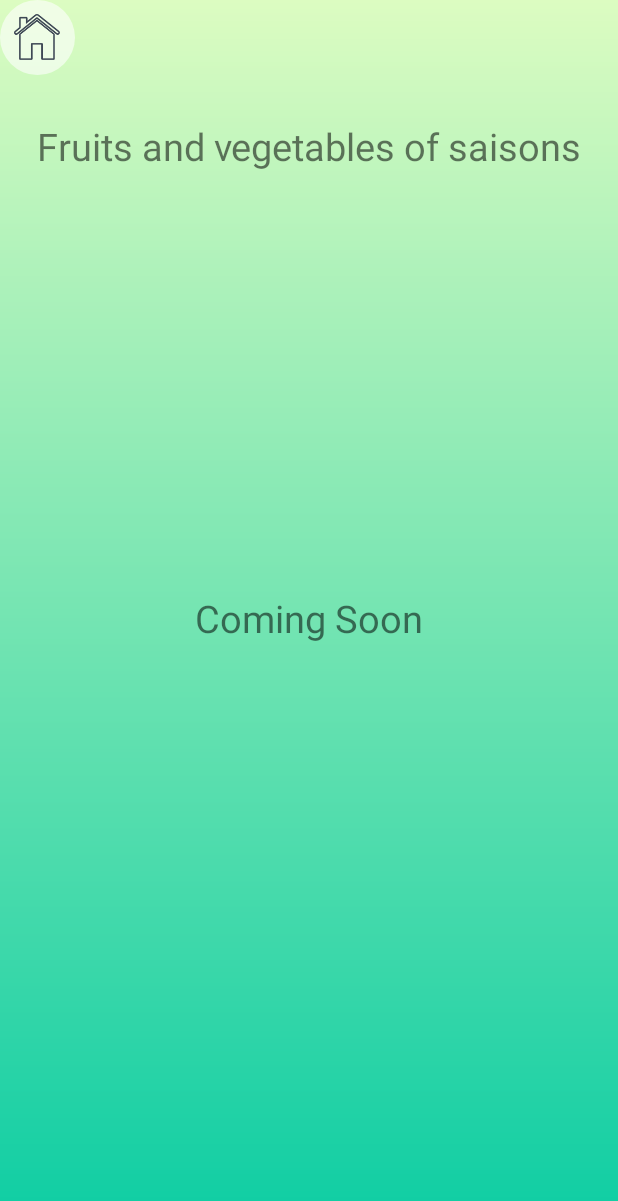
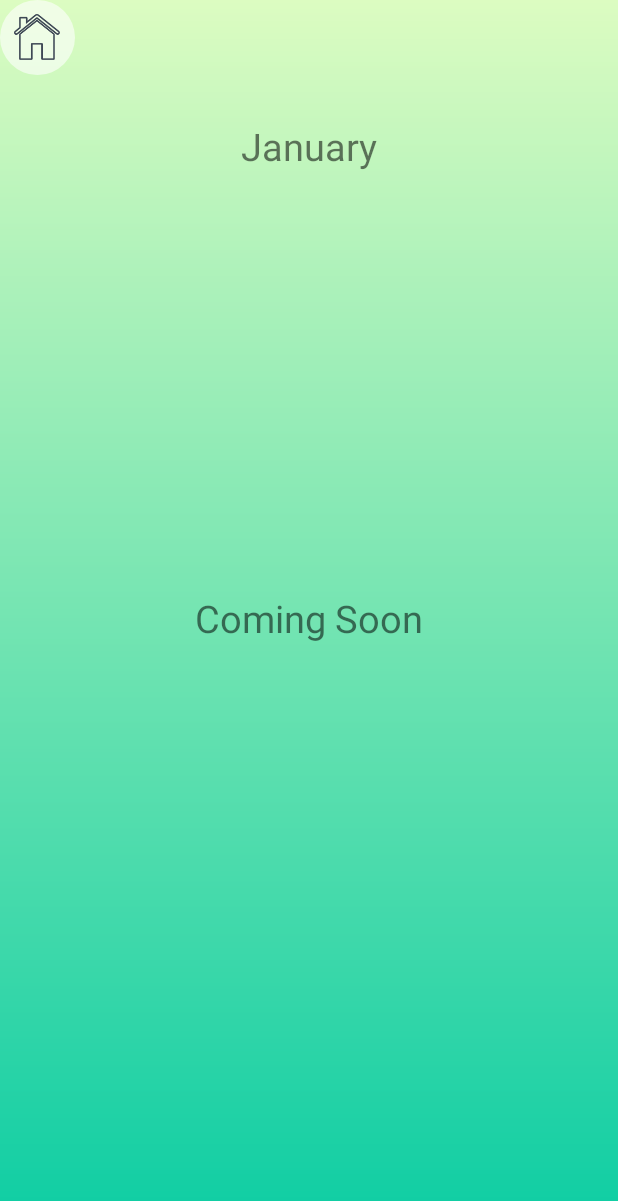
Before and after one commit to FehlmannDy/vracapps-java, an Android app: the FruitsActivity screen opened directly, with no data from a screen before it, on a phone screen of 412 x 824 dp. Shown: the top 1201 px of the screen. Run offline under Robolectric (Android 15) with nearby library versions, the phone set to English and light mode, and no system bars.

Commit message:
Add (FruitsActivity) : add current month

```diff
--- a/SplashScreen/app/src/main/java/ch/vracapps/splashscreen/FruitsActivity.java
+++ b/SplashScreen/app/src/main/java/ch/vracapps/splashscreen/FruitsActivity.java
@@ -6,15 +6,29 @@ import android.os.Bundle;
 import android.support.v7.app.AppCompatActivity;
 import android.view.View;
 import android.widget.LinearLayout;
+import android.widget.TextView;
+
+import org.w3c.dom.Text;
+
+import java.text.SimpleDateFormat;
+import java.util.Calendar;
+import java.util.Date;
 
 public class FruitsActivity extends AppCompatActivity {
 
     private LinearLayout ll_home;
+    private TextView tvMonth;
+
+    private SimpleDateFormat simpleDateFormat = new SimpleDateFormat("MMMM");
+    private String currentMonth = simpleDateFormat.format(new Date());
 
     @Override
     protected void onCreate(Bundle savedInstanceState) {
         super.onCreate(savedInstanceState);
         setContentView(R.layout.activity_fruits);
+
+        tvMonth = findViewById(R.id.tvMonth);
+        tvMonth.setText(currentMonth);
 
         //Button home page
         ll_home = (LinearLayout) findViewById(R.id.ll_home);
--- a/SplashScreen/app/src/main/res/layout/activity_fruits.xml
+++ b/SplashScreen/app/src/main/res/layout/activity_fruits.xml
@@ -24,6 +24,7 @@
     </LinearLayout>
 
     <TextView
+        android:id="@+id/tvMonth"
         android:layout_width="wrap_content"
         android:layout_height="wrap_content"
         android:layout_marginTop="80dp"
```
